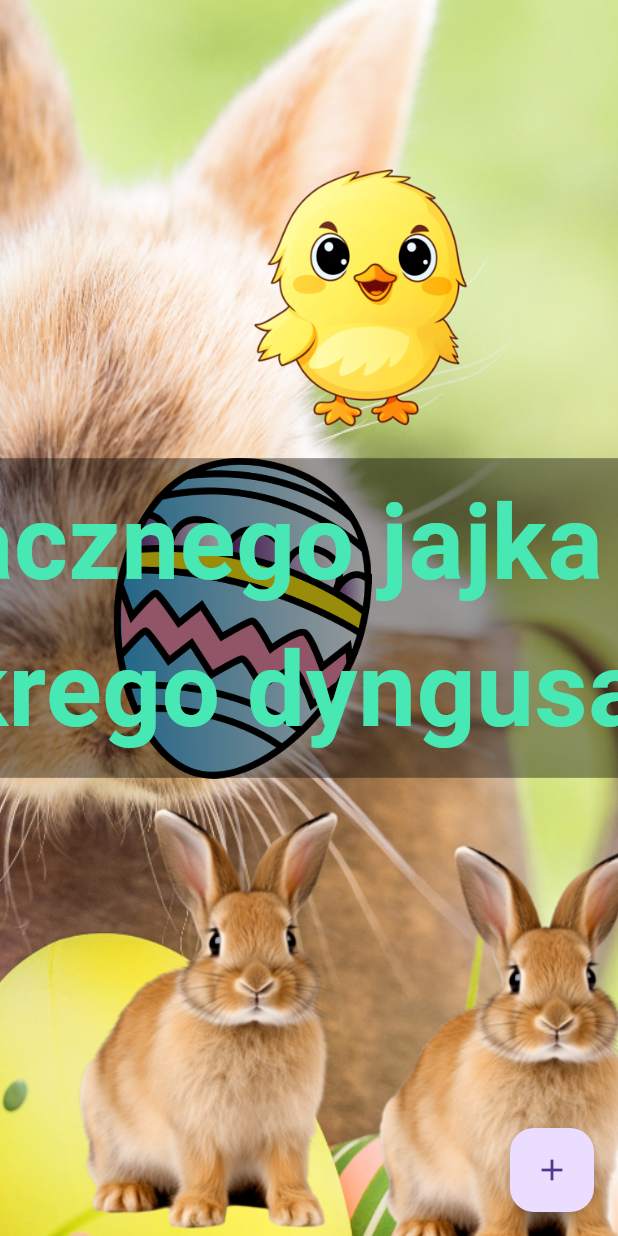
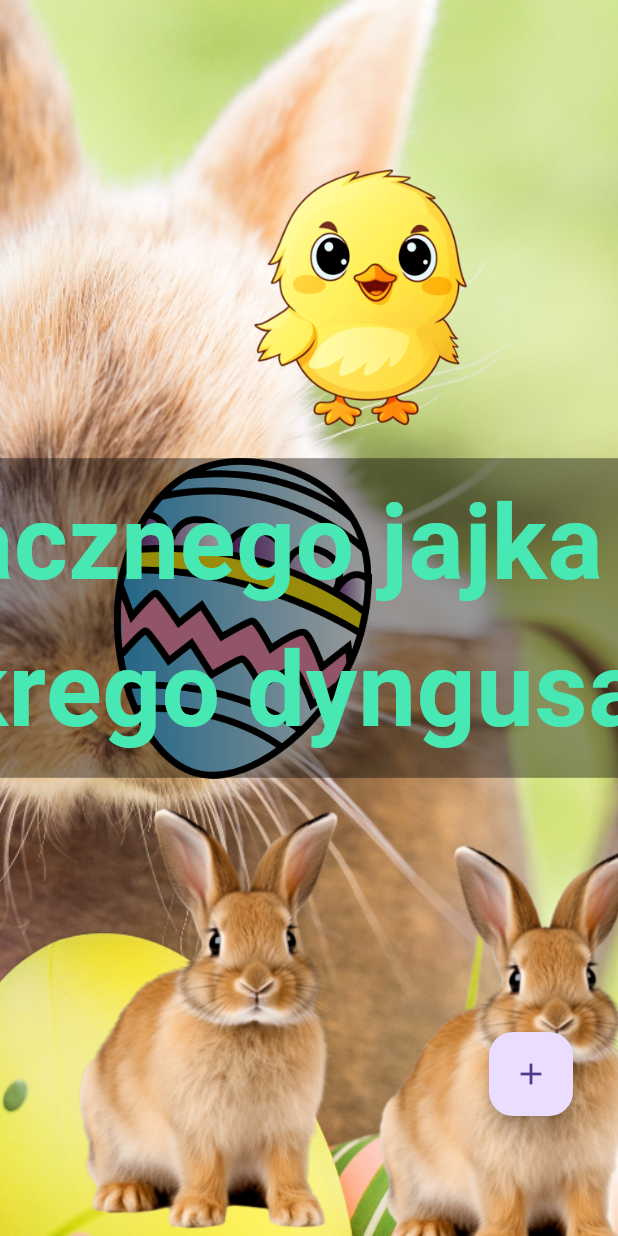
Before and after one commit to Daarkosss/easter_card, a Flutter app: the EasterCard screen opened directly, after a tap on the "add" icon, on a phone screen of 412 x 824 dp. Run offline on Flutter 3.47's test engine with Material 3 defaults, Android fonts, the phone set to English and light mode, and no system bars; our stand-ins replace audioplayers.

Commit message:
Easter card v3

```diff
--- a/lib/easter_card.dart
+++ b/lib/easter_card.dart
@@ -3,6 +3,7 @@ import 'animated_text.dart';
 import 'animated_bunny.dart';
 import 'animated_chicken.dart';
 import 'animated_egg.dart';
+import 'package:audioplayers/audioplayers.dart';
 
 class EasterCard extends StatefulWidget {
   const EasterCard({Key? key}) : super(key: key);
@@ -13,6 +14,7 @@ class EasterCard extends StatefulWidget {
 
 class _EasterCardState extends State<EasterCard> with TickerProviderStateMixin {
   late AnimationController _controller;
+  final audioPlayer = AudioPlayer(); // Dodaj tę linię
   List<Widget> chickens = [];
 
   @override
@@ -22,8 +24,22 @@ class _EasterCardState extends State<EasterCard> with TickerProviderStateMixin {
       duration: const Duration(seconds: 10),
       vsync: this,
     );
-    _controller.forward();
+    WidgetsBinding.instance.addPostFrameCallback((_) {
+      startAnimationsAndSound(); // Zakładam, że to uruchamia animacje i dźwięk.
+    });
     chickens.add(AnimatedChicken(key: UniqueKey()));
+  }
+
+  void startAnimationsAndSound() {
+    playSound(); // Odtwarzanie dźwięku
+    _controller.forward(); // Rozpoczęcie animacji
+    // Tutaj możesz również dodać logikę do rozpoczęcia animacji dla każdego kurczaka, jeśli mają własne kontrolery.
+  }
+
+  Future<void> playSound() async {
+    final player = AudioCache(prefix: 'assets/audio/');
+    final url = await player.load('music.mp3');
+    audioPlayer.play(url.path, isLocal: true);
   }
 
   void addChicken() {
@@ -42,7 +58,9 @@ class _EasterCardState extends State<EasterCard> with TickerProviderStateMixin {
   @override
   Widget build(BuildContext context) {
     return Scaffold(
-      body: Container(
+      body: Stack(
+        children: [
+          Container(
             decoration: const BoxDecoration(
               image: DecorationImage(
                 image: AssetImage("assets/images/background.jpg"),
@@ -70,10 +88,16 @@ class _EasterCardState extends State<EasterCard> with TickerProviderStateMixin {
               ] + chickens,
             ),
           ),
-      floatingActionButton: FloatingActionButton(
+          Positioned(
+            right: 30,
+            bottom: 80,
+            child: FloatingActionButton(
               onPressed: addChicken,
               child: Icon(Icons.add),
             ),
+          ),
+        ]
+      )
     );
   }
 }
--- a/pubspec.yaml
+++ b/pubspec.yaml
@@ -9,6 +9,7 @@ environment:
 dependencies:
   flutter:
     sdk: flutter
+  audioplayers: ^0.20.1
 
 dev_dependencies:
   flutter_test:
@@ -19,3 +20,4 @@ flutter:
   uses-material-design: true
   assets:
     - assets/images/
+    - assets/audio/music.mp3
```
Also changed, not shown: lib/main.dart (+33 -9 lines), pubspec.lock, 2 other files. Lines whose indentation alone changed are shown as unchanged.
